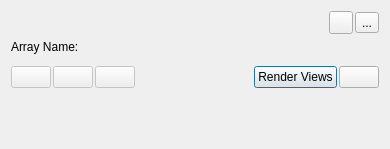
Above: Qt/ApplicationComponents/Resources/UI/pqColorMapEditor.ui from Kitware/ParaView before the change. Below: the same form after it.
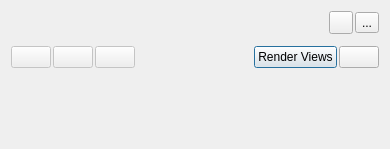
That is the form after the change. Icons and pictures are not drawn. Custom widgets are drawn as their Qt base class.

Commit message: Remove ArrayName from pqColorMapEditor

```diff
--- a/Qt/ApplicationComponents/Resources/UI/pqColorMapEditor.ui
+++ b/Qt/ApplicationComponents/Resources/UI/pqColorMapEditor.ui
@@ -10,6 +10,12 @@
     <height>149</height>
    </rect>
   </property>
+  <property name="sizePolicy">
+   <sizepolicy hsizetype="Preferred" vsizetype="Preferred">
+    <horstretch>0</horstretch>
+    <verstretch>0</verstretch>
+   </sizepolicy>
+  </property>
   <property name="minimumSize">
    <size>
     <width>390</width>
@@ -68,22 +74,6 @@
      </item>
     </layout>
    </item>
-   <item>
-    <widget class="QLabel" name="ArrayLabel">
-     <property name="font">
-      <font>
-       <weight>50</weight>
-       <bold>false</bold>
-      </font>
-     </property>
-     <property name="text">
-      <string>Array Name:</string>
-     </property>
-     <property name="textFormat">
-      <enum>Qt::AutoText</enum>
-     </property>
-    </widget>
-   </item>
    <item>
     <widget class="QScrollArea" name="scrollArea">
      <property name="frameShape">
```
Left out of the diff: 2 changed lines with no effect on the pictures. The commit also changes 1 other file.
